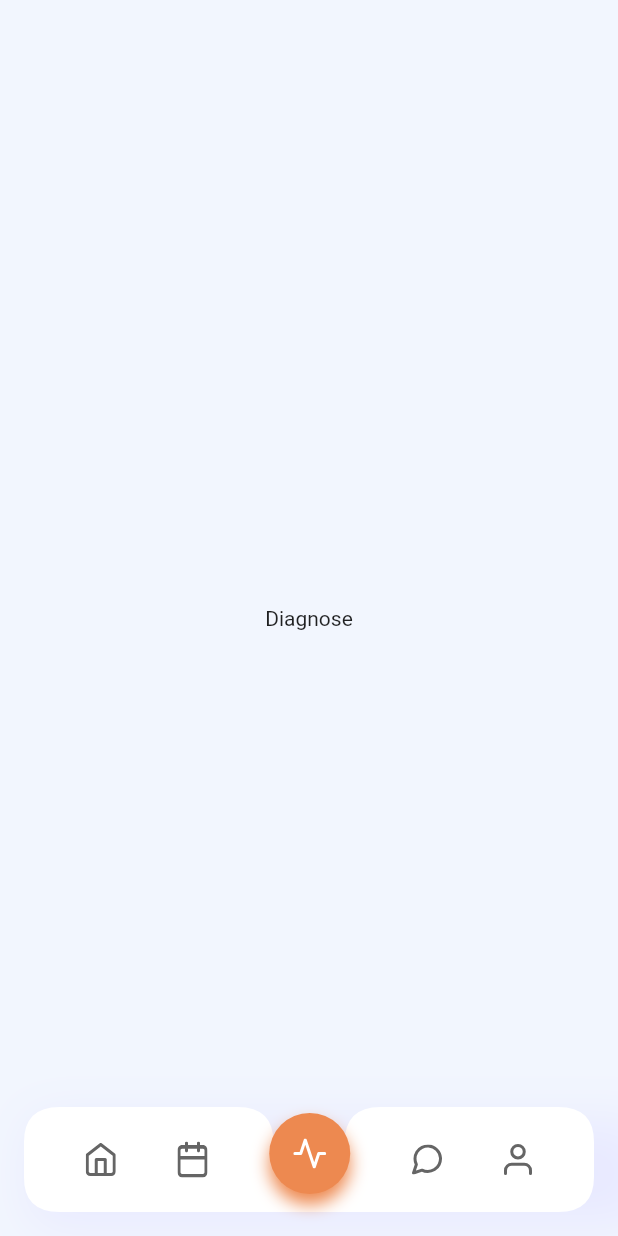
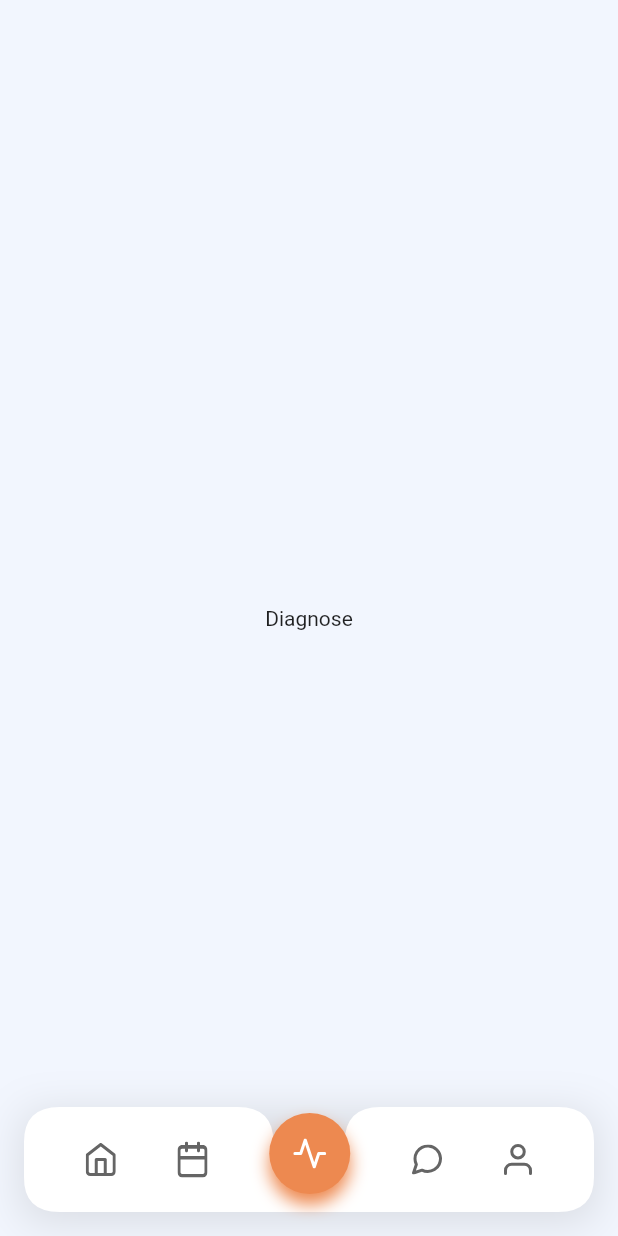
Before and after one commit to IamKhuk/HealthyMe, a Flutter app: the screen it shows after launch, item 3 of the bottom bar chosen, on a phone screen of 412 x 824 dp. Run offline on Flutter 3.47's test engine with Material 2 defaults, Android fonts, the phone set to English and light mode, and no system bars; our stand-ins replace flutter_svg, flutter_swipe_action_cell, google_maps_flutter.

Commit message:
bottom navigator shadow

```diff
--- a/healthy_me/lib/src/ui/main_screen.dart
+++ b/healthy_me/lib/src/ui/main_screen.dart
@@ -39,21 +39,23 @@ class _MainScreenState extends State<MainScreen> {
               height: 70,
               width: size.width,
               margin: EdgeInsets.only(left: 16, bottom: 16, right: 16),
+              child: Stack(
+                children: [
+                  Container(
                     decoration: BoxDecoration(
                       boxShadow: [
                         BoxShadow(
-                    offset: Offset(5, 9),
-                    blurRadius: 30,
+                          offset: Offset(0, 5),
+                          blurRadius: 25,
                           spreadRadius: 0,
-                    color: AppTheme.gray,
+                          color: AppTheme.dark.withOpacity(0.2),
                         ),
                       ],
                     ),
-              child: Stack(
-                children: [
-                  CustomPaint(
+                    child: CustomPaint(
                       size: Size(size.width - 32, 70),
                       painter: RPSCustomPainter(),
+                    ),
                   ),
                   Column(
                     mainAxisAlignment: MainAxisAlignment.end,
```
Lines whose indentation alone changed are shown as unchanged.
